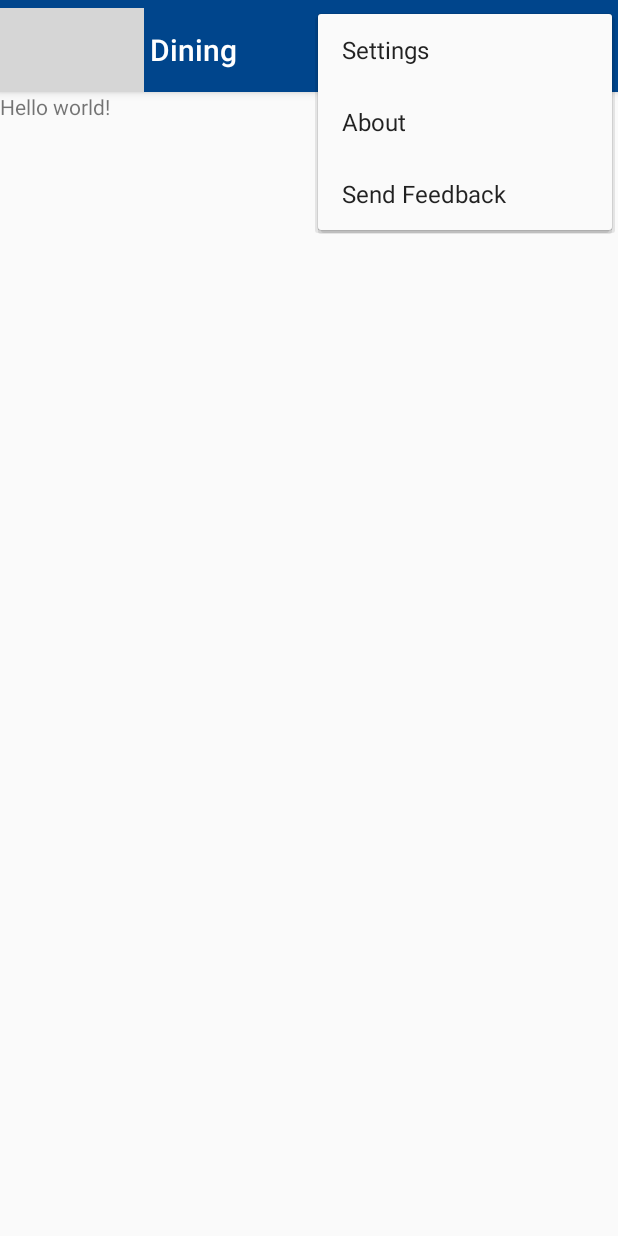
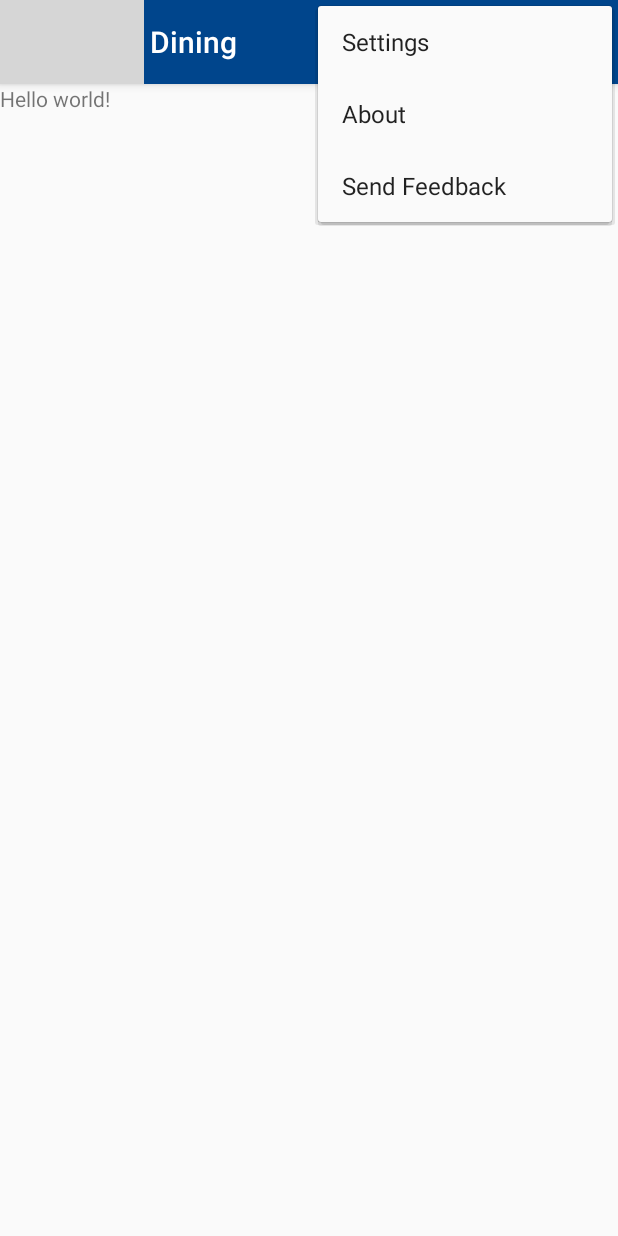
Before and after one commit to ChandlerMoeller/TestAppPleaseIgnore, an Android app: the DiningActivity screen opened directly, with no data from a screen before it, with the options menu open, on a phone screen of 412 x 824 dp. Run offline under Robolectric (Android 15) with nearby library versions, the phone set to English and light mode, and no system bars; grey boxes are pictures that could not be loaded.

Commit message:
-Fixed toolbar offcenter bug before August could make a bug report

```diff
--- a/app/src/main/res/layout/tool_bar.xml
+++ b/app/src/main/res/layout/tool_bar.xml
@@ -6,7 +6,7 @@
     android:background="@color/slug_blue"
     android:theme="@style/ThemeOverlay.AppCompat.Dark"
     android:elevation="4dp"
-    android:paddingTop="5dp"
+    android:paddingTop="0dp"
     app:theme="@style/ThemeOverlay.AppCompat.Dark.ActionBar"
     app:popupTheme="@style/ThemeOverlay.AppCompat.Light"
 
```
